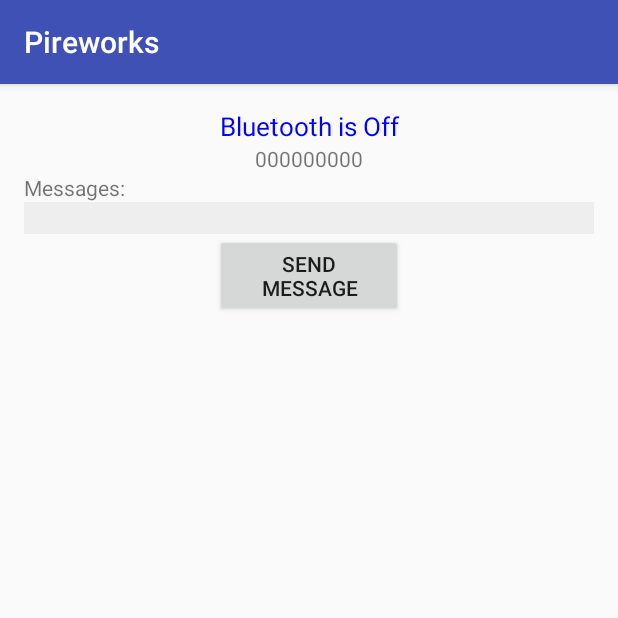
After one commit to hoffmannmatheus/pireworks, an Android app: the PireworksActivity screen opened directly, with no data from a screen before it, on a phone screen of 412 x 824 dp, the top half of it. The commit adds this screen. Run offline under Robolectric (Android 15) with nearby library versions, the phone set to English and light mode, and no system bars; 2 statements that could not run were skipped.

Commit message:
Added PireworksActivity to the app: bluetooth socket strings exchange.

```diff
--- /dev/null
+++ b/src/app/pireworks/app/src/main/res/layout/activity_pireworks.xml
@@ -0,0 +1,62 @@
+<?xml version="1.0" encoding="utf-8"?>
+<RelativeLayout xmlns:android="http://schemas.android.com/apk/res/android"
+    xmlns:tools="http://schemas.android.com/tools"
+    android:id="@+id/activity_pireworks"
+    android:layout_width="match_parent"
+    android:layout_height="match_parent"
+    android:paddingBottom="@dimen/activity_vertical_margin"
+    android:paddingLeft="@dimen/activity_horizontal_margin"
+    android:paddingRight="@dimen/activity_horizontal_margin"
+    android:paddingTop="@dimen/activity_vertical_margin"
+    tools:context="com.pireworks.app.pireworks.PireworksActivity">
+
+
+    <TextView
+        android:id="@+id/pireworks_device_name"
+        android:layout_width="match_parent"
+        android:layout_height="wrap_content"
+        android:gravity="center"
+        android:textSize="17sp"
+        android:textColor="#0000FF"
+        android:text="@string/text_bluetooth_off" />
+
+    <TextView
+        android:id="@+id/pireworks_device_address"
+        android:layout_width="wrap_content"
+        android:layout_height="wrap_content"
+        android:layout_below="@id/pireworks_device_name"
+        android:layout_centerHorizontal="true"
+        android:text="000000000" />
+
+
+    <LinearLayout
+        android:layout_width="match_parent"
+        android:layout_height="wrap_content"
+        android:layout_below="@id/pireworks_device_address"
+        android:orientation="vertical">
+        <TextView
+            android:layout_width="wrap_content"
+            android:layout_height="wrap_content"
+            android:text="@string/pireworks_received_text" />
+
+        <ScrollView
+            android:layout_width="match_parent"
+            android:layout_height="wrap_content"
+            android:background="#EEE">
+            <TextView
+                android:id="@+id/pireworks_device_messages"
+                android:layout_width="match_parent"
+                android:layout_height="wrap_content"
+                android:gravity="start"
+                android:textSize="15sp" />
+        </ScrollView>
+
+        <Button
+            android:id="@+id/pireworks_send_message_button"
+            android:layout_width="125dp"
+            android:layout_height="wrap_content"
+            android:layout_gravity="center_horizontal"
+            android:text="@string/pireworks_send_text" />
+    </LinearLayout>
+
+</RelativeLayout>
--- a/src/app/pireworks/app/src/main/res/values/strings.xml
+++ b/src/app/pireworks/app/src/main/res/values/strings.xml
@@ -18,6 +18,9 @@
     <string name="text_list_paired_devices">Paired Devices</string>
     <string name="text_list_devices">List of Devices</string>
 
+    <string name="pireworks_send_text">Send Message</string>
+    <string name="pireworks_received_text">Messages:</string>
+
     <string name="text_pair">Pair</string>
 
 </resources>
```
Also changed, not shown: src/app/pireworks/app/src/main/AndroidManifest.xml (+3 -9 lines), src/app/pireworks/app/src/main/java/com/pireworks/app/pireworks/DeviceListActivity.java (+7 -2 lines), src/app/pireworks/app/src/main/java/com/pireworks/app/pireworks/HomeActivity.java (+2 -7 lines), src/app/pireworks/app/src/main/java/com/pireworks/app/pireworks/PireworksActivity.java (added, +160 -0 lines).
